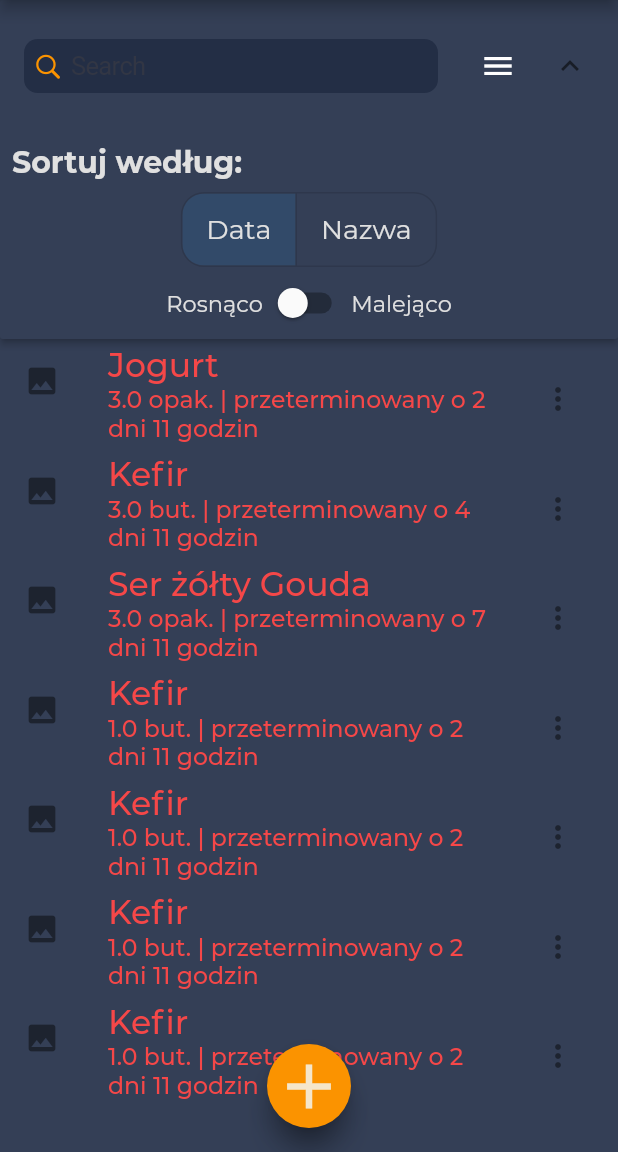
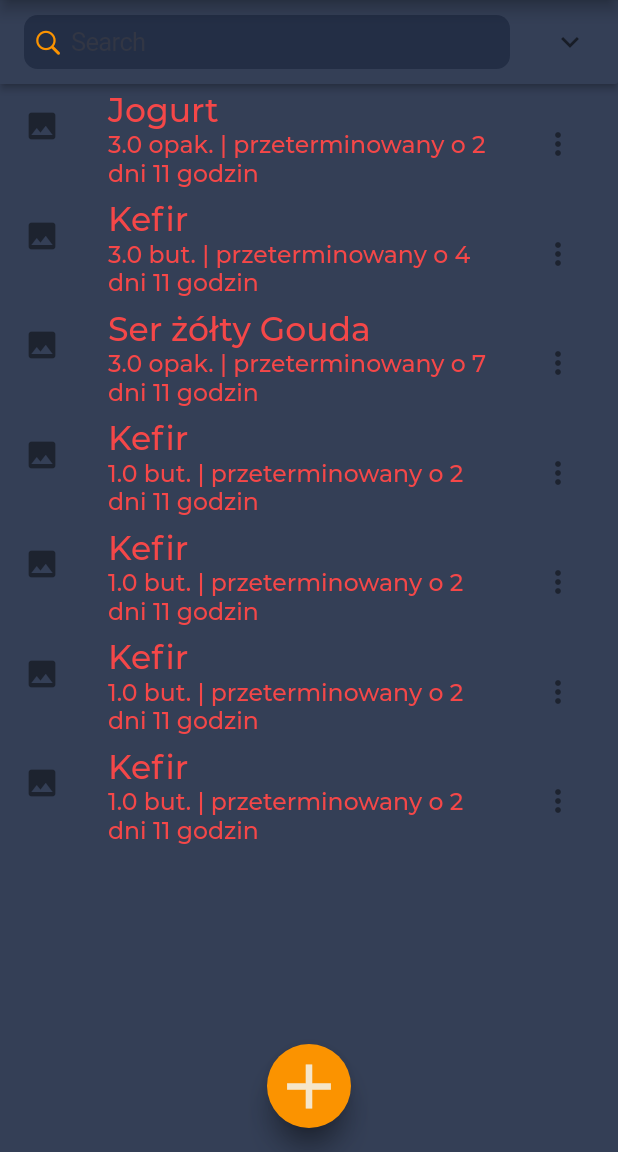
Before and after one commit to dawid-niedzwiecki/flutter_test, a Flutter app: the screen it shows after launch, after a tap on an icon or button, on a phone screen of 412 x 824 dp, the part 84-1236 px from its top. Run offline on Flutter 3.47's test engine with Material 2 defaults, Android fonts, the phone set to English and light mode, and no system bars; project files that could hold a hidden picture were left out.

Commit message:
filter dodany

```diff
--- a/lib/screens/login-screen.dart
+++ b/lib/screens/login-screen.dart
@@ -23,7 +23,6 @@
   }
 
   Widget build(BuildContext context) {
-    TextEditingController controller = new TextEditingController();
     return Scaffold(
       backgroundColor: Color(0xff343f56),
       body: Stack(
--- a/lib/widgets/filter.dart
+++ b/lib/widgets/filter.dart
@@ -11,7 +11,7 @@
 
 class _FilterState extends State<Filter> {
   bool _isSwitched = false;
-  bool _isOpen = true;
+  bool _isOpen = false;
   List<bool> _isSelected = [true, false];
 
   @override
@@ -29,9 +29,16 @@
                       backgroundColor: Utils.backgroundColor,
                       headerBuilder: (context, isOpen) {
                         return AppBar(
+                          actions: [
+                            Container(
+                              width: 0,
+                              height: 0,
+                            ),
+                          ],
                           backgroundColor: Utils.backgroundColor,
                           elevation: 0.0,
                           automaticallyImplyLeading: false,
+                          primary: false,
                           title: CupertinoSearchTextField(
                             backgroundColor: Utils.menuBackgroundColor,
                             itemColor: Utils.primaryColor,
@@ -49,7 +56,7 @@
                           Align(
                             alignment: Alignment.centerLeft,
                             child: Padding(
-                              padding: EdgeInsets.all(8.0),
+                              padding: EdgeInsets.fromLTRB(8.0, 0, 8.0, 8.0),
                               child: Utils.generateText(
                                 "Sortuj według:",
                                 fontWeight: FontWeight.w700,
@@ -57,6 +64,7 @@
                               ),
                             ),
                           ),
+                          Container(height: 10.0),
                           ToggleButtons(
                             borderRadius: BorderRadius.circular(15),
                             onPressed: (int index) {
@@ -89,6 +97,7 @@
                               ),
                             ],
                           ),
+                          Container(height: 10),
                           Row(
                             mainAxisAlignment: MainAxisAlignment.center,
                             children: [
@@ -105,6 +114,7 @@
                               Utils.generateText("Malejąco"),
                             ],
                           ),
+                          Container(height: 5),
                         ],
                       ),
                       isExpanded: _isOpen,
```
